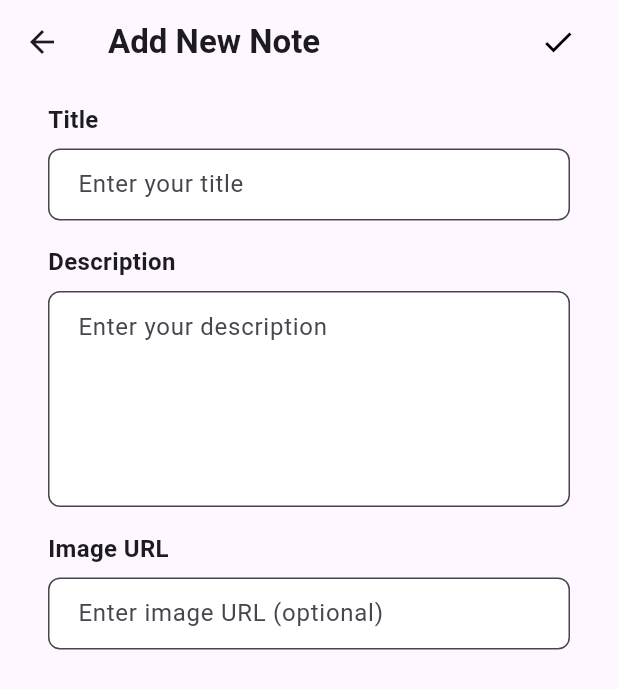
After one commit to HannClement/notepad, a Flutter app: the DataNote screen opened directly, on a phone screen of 412 x 824 dp. The commit adds this screen. Shown: the top 689 px of the screen. Run offline on Flutter 3.47's test engine with Material 3 defaults, Android fonts, the phone set to English and light mode, and no system bars; our stand-ins replace flutter_speed_dial, hive, hive_flutter; accounts and stored records are empty.

Commit message:
New Design & Insert Data Note

```diff
--- /dev/null
+++ b/lib/insertNote.dart
@@ -0,0 +1,123 @@
+import 'package:flutter/material.dart';
+import 'package:hive/hive.dart';
+
+class DataNote extends StatefulWidget {
+
+  const DataNote({Key? key}) : super(key: key);
+  @override
+  _DataNoteState createState() => _DataNoteState();
+}
+
+class _DataNoteState extends State<DataNote> {
+  final TextEditingController titleController = TextEditingController();
+  final TextEditingController descriptionController = TextEditingController();
+  final TextEditingController imageUrlController = TextEditingController();
+
+  @override
+  Widget build(BuildContext context) {
+    return Scaffold(
+      appBar: AppBar(
+        title: Row(
+          mainAxisAlignment: MainAxisAlignment.spaceBetween,
+          children: [
+            Text('Add New Note', style: TextStyle(fontWeight: FontWeight.bold)),
+            IconButton(
+              icon: Icon(Icons.check, color: Colors.black),
+              onPressed: () {
+                final String title = titleController.text;
+                final String description = descriptionController.text;
+                final String imageUrl = imageUrlController.text;
+                if (title.isNotEmpty && description.isNotEmpty) {
+                  final newNote = {
+                    'title': title,
+                    'description': description,
+                    'imageUrl': imageUrl,
+                    'createdNote': DateTime.now().toIso8601String(),
+                  };
+                  final notesBox = Hive.box('notesBox');
+                  notesBox.add(newNote);
+                  Navigator.pop(context);
+                }
+              },
+            ),
+          ],
+        ),
+      ),
+      body: SingleChildScrollView(
+        padding: const EdgeInsets.symmetric(horizontal: 32.0, vertical: 12.0),
+        child: Column(
+          crossAxisAlignment: CrossAxisAlignment.start,
+          children: [
+            Text(
+              'Title',
+              style: TextStyle(
+                fontSize: 16,
+                fontWeight: FontWeight.bold,
+              ),
+            ),
+            SizedBox(height: 8.0),
+            TextField(
+              controller: titleController,
+              decoration: InputDecoration(
+                border: OutlineInputBorder(
+                  borderRadius: BorderRadius.circular(8.0),
+                  borderSide: const BorderSide(color: Colors.grey),
+                ),
+                hintText: 'Enter your title',
+                filled: true,
+                fillColor: Colors.white,
+                contentPadding: const EdgeInsets.symmetric(vertical: 12.0, horizontal: 16.0),
+              ),
+            ),
+            SizedBox(height: 16.0),
+            Text(
+              'Description',
+              style: TextStyle(
+                fontSize: 16,
+                fontWeight: FontWeight.bold,
+              ),
+            ),
+            SizedBox(height: 8.0),
+            TextField(
+              controller: descriptionController,
+              maxLines: null,
+              minLines: 5,
+              decoration: InputDecoration(
+                border: OutlineInputBorder(
+                  borderRadius: BorderRadius.circular(8.0),
+                  borderSide: const BorderSide(color: Colors.grey),
+                ),
+                hintText: 'Enter your description',
+                filled: true,
+                fillColor: Colors.white,
+                contentPadding: const EdgeInsets.symmetric(vertical: 12.0, horizontal: 16.0),
+              ),
+            ),
+            SizedBox(height: 16.0),
+            Text(
+              'Image URL',
+              style: TextStyle(
+                fontSize: 16,
+                fontWeight: FontWeight.bold,
+              ),
+            ),
+            SizedBox(height: 8.0),
+            TextField(
+              controller: imageUrlController,
+              decoration: InputDecoration(
+                border: OutlineInputBorder(
+                  borderRadius: BorderRadius.circular(8.0),
+                  borderSide: const BorderSide(color: Colors.grey),
+                ),
+                hintText: 'Enter image URL (optional)',
+                filled: true,
+                fillColor: Colors.white,
+                contentPadding: const EdgeInsets.symmetric(vertical: 12.0, horizontal: 16.0),
+              ),
+            ),
+          ],
+        ),
+      ),
+    );
+  }
+}
```
Also changed, not shown: lib/detailNote.dart (+8 -4 lines), lib/main.dart (+117 -114 lines).
